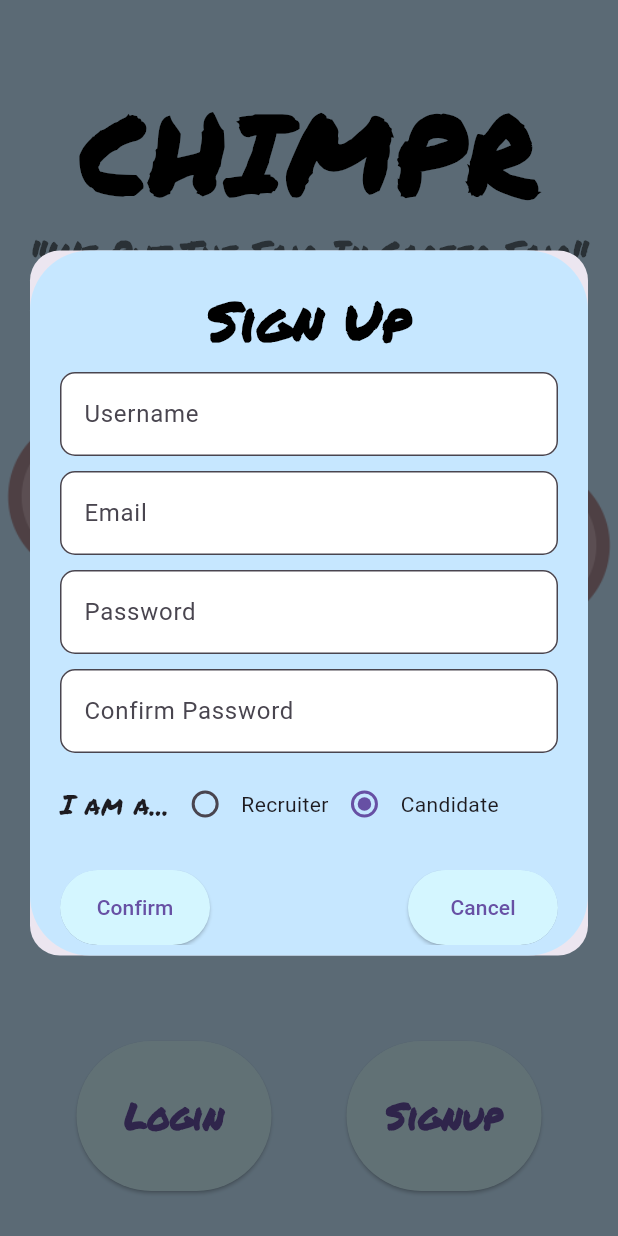
After one commit to chimpr/mobile-dev, a Flutter app: the screen it shows after launch, after a tap on "Signup", on a phone screen of 412 x 824 dp. The commit adds this screen. Run offline on Flutter 3.47's test engine with Material 3 defaults, Android fonts, the phone set to English and light mode, and no system bars; our stand-ins replace webview_flutter.

Commit message:
Replace Signup function, changed minor outlook
For the signup button, previously it was made to redirect
to the web version of the signup page. Now it shows a dialog
popup for the information. However the actually functionality
is not implemented as we need to also include a email verification
which I plan to have another popup dialog box for that. Also added
a forgot password option to the login page where functionality is
also not implemented yet for the same reason.

```diff
--- a/chimp_recruiter_mobile/lib/screens/home_screen.dart
+++ b/chimp_recruiter_mobile/lib/screens/home_screen.dart
@@ -1,9 +1,10 @@
 import 'package:flutter/material.dart';
 import 'package:webview_flutter/webview_flutter.dart';
-import '../widgets/login_dialog.dart';
+import 'package:chimp_recruiter_mobile/widgets/login_dialog.dart';
+import 'package:chimp_recruiter_mobile/widgets/signup_dialog.dart';
+import 'package:chimp_recruiter_mobile/screens/webview_page.dart';
 import '../screens/candidate_page.dart';
 import '../screens/recruiter_page.dart';
-import '../screens/webview_page.dart';
 import '../routes/custom_route.dart';
 
 class HomeScreen extends StatelessWidget {
@@ -77,10 +78,11 @@ class HomeScreen extends StatelessWidget {
                   SizedBox(width: 50),
                   ElevatedButton(
                     onPressed: () {
-                      Navigator.push(
-                        context, MaterialPageRoute(
-                          builder: (context) => WebViewContainer(),
-                        ),
+                      showDialog(
+                        context: context,
+                        builder: (context) {
+                          return SignupDialog();
+                        },
                       );
                     },
                     style: ElevatedButton.styleFrom(
--- a/chimp_recruiter_mobile/lib/widgets/login_dialog.dart
+++ b/chimp_recruiter_mobile/lib/widgets/login_dialog.dart
@@ -1,5 +1,6 @@
 import 'package:chimp_recruiter_mobile/screens/candidate_page.dart';
 import 'package:flutter/material.dart';
+import 'package:chimp_recruiter_mobile/screens/webview_page.dart';
 
 class LoginDialog extends StatelessWidget {
 
@@ -9,7 +10,8 @@ class LoginDialog extends StatelessWidget {
   @override
   Widget build(BuildContext context) {
     return Dialog(
-      shape: RoundedRectangleBorder(borderRadius: BorderRadius.circular(40)),
+      shape: RoundedRectangleBorder(borderRadius: BorderRadius.circular(20)),
+      insetPadding: EdgeInsets.only(top: 10.0, left: 20.0, bottom: 30.0, right: 20.0),
       elevation: 16,
       child: Container(
         height: 350,
@@ -34,7 +36,7 @@ class LoginDialog extends StatelessWidget {
             SizedBox(height: 20),
             // Copied this from stackoverflow, check what is needed here
 
-            // User field
+            // Username field
             Padding(
               padding: const EdgeInsets.symmetric(horizontal: 20.0),
               child: TextFormField(
@@ -51,7 +53,7 @@ class LoginDialog extends StatelessWidget {
             ),
             SizedBox(height: 20),
 
-            // Pass field
+            // Password field
             Padding(
               padding: const EdgeInsets.symmetric(horizontal: 20.0),
               child: TextFormField(
@@ -67,8 +69,35 @@ class LoginDialog extends StatelessWidget {
                 ),
               ),
             ),
-            SizedBox(height: 20),
+            SizedBox(height: 10),
 
+            // Forgot password
+            Padding(
+              padding: const EdgeInsets.only(right: 20.0, left: 20.0),
+              child: GestureDetector(
+                onTap: () {
+                  Navigator.push(
+                    context,
+                    MaterialPageRoute(
+                      builder: (context) => WebViewContainer(),
+                    ),
+                  );
+                },
+                child: Align(
+                  alignment: Alignment.centerRight,
+                  child: Text(
+                    'Forgot Password?',
+                    style: TextStyle(
+                      color: Colors.blue,
+                      fontSize: 14,
+                      fontWeight: FontWeight.w500,
+                    ),
+                  ),
+                ),
+              ),
+            ),
+
+            // Buttons for the form
             Padding(
               padding: const EdgeInsets.all(20.0),
               child: Row(
--- /dev/null
+++ b/chimp_recruiter_mobile/lib/widgets/signup_dialog.dart
@@ -0,0 +1,205 @@
+import 'package:chimp_recruiter_mobile/screens/candidate_page.dart';
+import 'package:flutter/material.dart';
+
+class SignupDialog extends StatefulWidget {
+  @override
+  _SignupDialogState createState() => _SignupDialogState();
+}
+
+class _SignupDialogState extends State<SignupDialog> {
+  final TextEditingController _usernameController = TextEditingController();
+  final TextEditingController _emailController = TextEditingController();
+  final TextEditingController _passwordController = TextEditingController();
+  final TextEditingController _confirmPasswordController = TextEditingController();
+
+  String _userType = 'Candidate';
+
+  @override
+  Widget build(BuildContext context) {
+
+    return Dialog(
+      shape: RoundedRectangleBorder(borderRadius: BorderRadius.circular(20)),
+      insetPadding: EdgeInsets.only(top: 10.0, left: 20.0, bottom: 30.0, right: 20.0),
+      elevation: 16,
+      child: Container(
+        height: 470,
+        width: 400,
+        decoration: BoxDecoration(
+          color: Color(0xFFC6E7FF),
+          borderRadius: BorderRadius.circular(40),
+        ),
+        child: ListView(
+          shrinkWrap: true,
+          children: <Widget>[
+            SizedBox(height: 20),
+            Center(child: Text(
+              'Sign Up',
+              style: TextStyle(
+                fontFamily: 'PermanentMarker',
+                fontSize: 36,
+                fontWeight: FontWeight.w600,
+                color: Colors.black,
+              ),
+            )),
+            SizedBox(height: 10),
+            // Copied this from stackoverflow, check what is needed here
+
+            // Username field
+            Padding(
+              padding: const EdgeInsets.symmetric(horizontal: 20.0),
+              child: TextFormField(
+                controller: _usernameController,
+                decoration: InputDecoration(
+                  labelText: 'Username',
+                  border: OutlineInputBorder(
+                    borderRadius: BorderRadius.circular(10),
+                  ),
+                  filled: true,
+                  fillColor: Colors.white,
+                ),
+              ),
+            ),
+            SizedBox(height: 10),
+
+            // Email field
+            Padding(
+              padding: const EdgeInsets.symmetric(horizontal: 20.0),
+              child: TextFormField(
+                controller: _emailController,
+                decoration: InputDecoration(
+                  labelText: 'Email',
+                  border: OutlineInputBorder(
+                    borderRadius: BorderRadius.circular(10),
+                  ),
+                  filled: true,
+                  fillColor: Colors.white,
+                ),
+              ),
+            ),
+            SizedBox(height: 10),
+
+            // Password field
+            Padding(
+              padding: const EdgeInsets.symmetric(horizontal: 20.0),
+              child: TextFormField(
+                controller: _passwordController,
+                obscureText: true,
+                decoration: InputDecoration(
+                  labelText: 'Password',
+                  border: OutlineInputBorder(
+                    borderRadius: BorderRadius.circular(10),
+                  ),
+                  filled: true,
+                  fillColor: Colors.white,
+                ),
+              ),
+            ),
+            SizedBox(height: 10),
+
+            // Confirm Password field
+            Padding(
+              padding: const EdgeInsets.symmetric(horizontal: 20.0),
+              child: TextFormField(
+                controller: _confirmPasswordController,
+                obscureText: true,
+                decoration: InputDecoration(
+                  labelText: 'Confirm Password',
+                  border: OutlineInputBorder(
+                    borderRadius: BorderRadius.circular(10),
+                  ),
+                  filled: true,
+                  fillColor: Colors.white,
+                ),
+              ),
+            ),
+            SizedBox(height: 10),
+
+            // User type radio buttons
+            Padding(
+              padding: const EdgeInsets.symmetric(horizontal: 20.0),
+              child: Row(
+                children: [
+                  Text(
+                    'I am a...',
+                    style: TextStyle(
+                      fontFamily: 'PermanentMarker',
+                      fontSize: 18,
+                    ),
+                  ),
+                  Radio<String>(
+                    value: 'Recruiter',
+                    groupValue: _userType,
+                    onChanged: (value) {
+                      setState(() {
+                        _userType = value!;
+                      });
+                    },
+                  ),
+                  Text('Recruiter'),
+                  Radio<String>(
+                    value: 'Candidate',
+                    groupValue: _userType,
+                    onChanged: (value) {
+                      setState(() {
+                        _userType = value!;
+                      });
+                    },
+                  ),
+                  Text('Candidate'),
+                ],
+              ),
+            ),
+
+            // Buttons for the form
+            Padding(
+              padding: const EdgeInsets.all(20.0),
+              child: ClipRRect(
+                borderRadius: BorderRadius.circular(40),
+                child: Row(
+                  mainAxisAlignment: MainAxisAlignment.spaceBetween,
+                  children: [
+
+                    ElevatedButton(
+                      onPressed: () {
+                        // implement the login function later
+                        Navigator.push(
+                          context, MaterialPageRoute(
+                            builder: (context) => CandidatePage(),
+                          ),
+                        );
+                      },
+                      style: ElevatedButton.styleFrom(
+                        minimumSize: Size(100, 50),
+                        backgroundColor: Color(0xFFD4F6FF),
+                        padding: EdgeInsets.symmetric(horizontal: 20, vertical: 5),
+                        shape: RoundedRectangleBorder(
+                          borderRadius: BorderRadius.circular(30),
+                        ),
+                      ),
+                      child: Text('Confirm'),
+                    ),
+
+                    ElevatedButton(
+                      onPressed: () {
+                        Navigator.pop(context);
+                      },
+                      style: ElevatedButton.styleFrom(
+                        minimumSize: Size(100, 50),
+                        backgroundColor: Color(0xFFD4F6FF),
+                        padding: EdgeInsets.symmetric(horizontal: 20, vertical: 10),
+                        shape: RoundedRectangleBorder(
+                          borderRadius: BorderRadius.circular(30),
+                        ),
+                      ),
+                      child: Text('Cancel'),
+                    ),
+                  ],
+                ),
+              ),
+            ),
+          ],
+        ),
+      ),
+    );
+  }
+}
```
